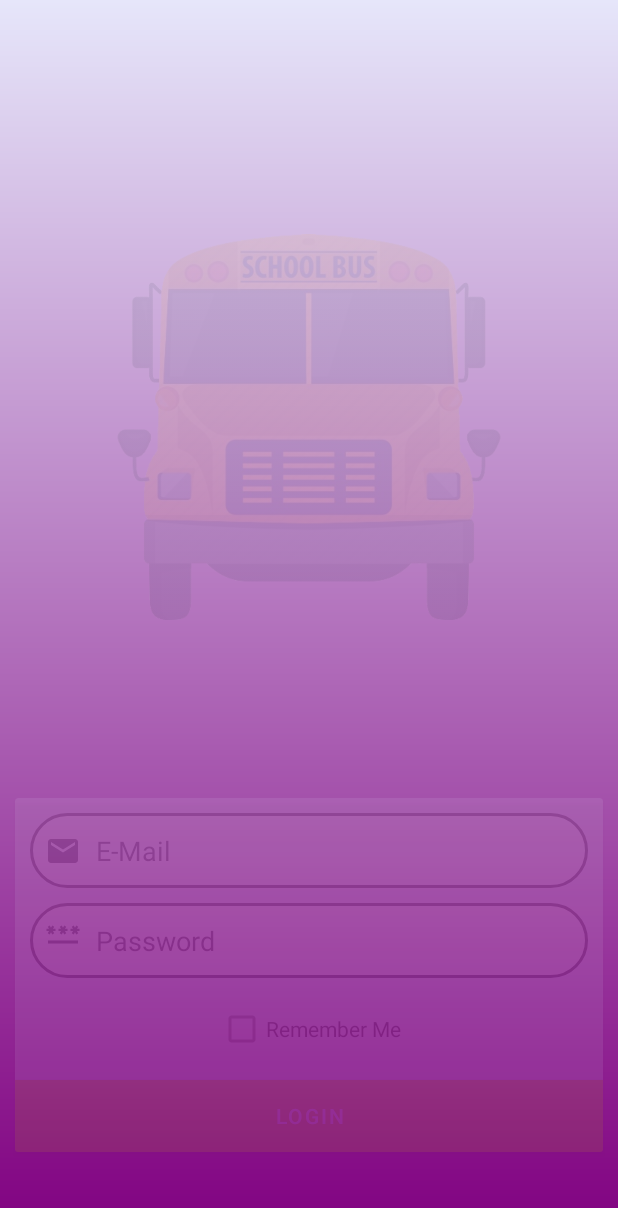
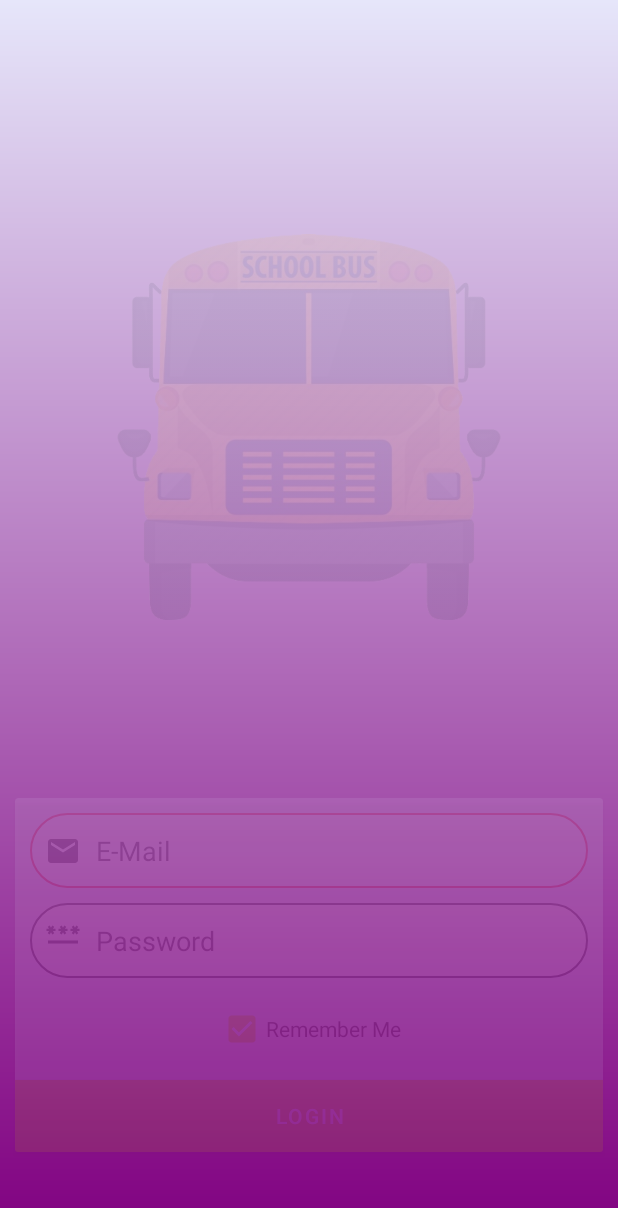
Before and after one commit to ahmetKeskiinn/service-app, an Android app: the screen it shows after launch (MainActivity), after a tap on "LOGIN", on a phone screen of 412 x 824 dp. Shown: the top 1208 px of the screen. Run offline under Robolectric (Android 15) with nearby library versions, the phone set to English and light mode, and no system bars; our stand-ins replace Dagger/Hilt's generated code, Firebase (no records; nobody signed in at launch, a user with empty details on screens opened directly), Room's generated code; libraries missing offline, so code that uses them is left out: com.jakewharton.retrofit2; 1 other tap on this screen came first.

Commit message:
Mail detection added in login fragment

```diff
--- a/app/src/main/java/example/com/serviceapp/ui/login/LoginFragment.kt
+++ b/app/src/main/java/example/com/serviceapp/ui/login/LoginFragment.kt
@@ -39,11 +39,14 @@ class LoginFragment : Fragment() {
         initialUI()
         initialVM()
         initialButton()
+        detectMail()
         super.onViewCreated(view, savedInstanceState)
     }
 
     private fun initialUI() {
         MyApp.appComponent.inject(this)
+        binding.id.setBackgroundResource(R.drawable.send_text_corner)
+        binding.pw.setBackgroundResource(R.drawable.send_text_corner)
     }
 
     private fun initialVM() {
@@ -63,6 +66,28 @@ class LoginFragment : Fragment() {
             firebaseAuth()
         }
     }
+    private fun detectMail() {
+
+        binding.pw.setOnClickListener {
+            wrongMail()
+        }
+        binding.sign.setOnClickListener {
+            wrongMail()
+        }
+        binding.rememberMe.setOnClickListener {
+            wrongMail()
+        }
+    }
+    private fun wrongMail() {
+        if (!binding.id.text.toString().contains("@")) {
+            Log.d("TAG", "wrongMail:111 ")
+            binding.id.setBackgroundResource(R.drawable.send_wrong_text)
+        } else {
+            Log.d("TAG", "wrongMail: ")
+            binding.id.setBackgroundResource(R.drawable.send_text_corner)
+        }
+    }
+
     private fun firebaseAuth() {
         loginViewModel.firebaseAuth(
             binding.id.text.toString(),
--- /dev/null
+++ b/app/src/main/res/drawable/send_wrong_text.xml
@@ -0,0 +1,9 @@
+<?xml version="1.0" encoding="utf-8"?>
+<shape xmlns:android="http://schemas.android.com/apk/res/android"
+    android:shape="rectangle">
+    <stroke android:width="1dip" android:color="@color/red"/>
+    <solid
+        android:color="@color/white"/>
+    <corners
+        android:radius="40dp"/>
+</shape>
```
Also changed, not shown: app/src/main/java/example/com/serviceapp/ui/family/feature/main/FamilyFragment.kt (+6 -6 lines).
